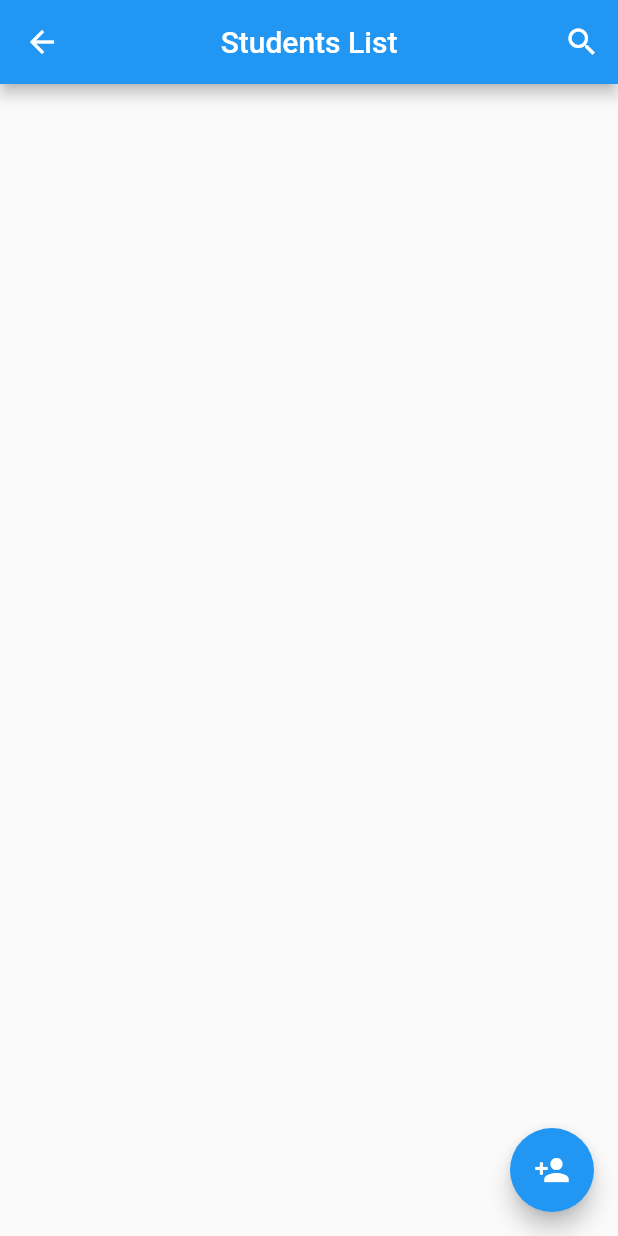
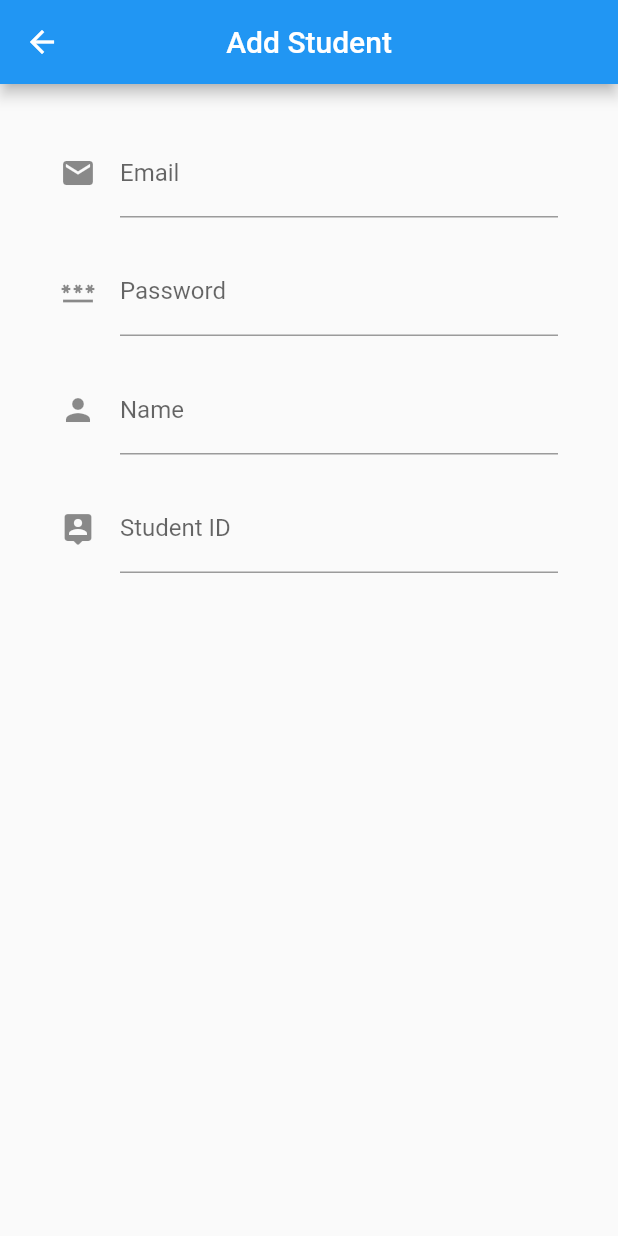
Before and after one commit to Elysu/Student-Attendance-System-With-WiFi-Detection, a Flutter app: the StudentList screen opened directly, after a tap on the "person add" icon, on a phone screen of 412 x 824 dp. Run offline on Flutter 3.47's test engine with Material 2 defaults, Android fonts, the phone set to English and light mode, and no system bars; our stand-ins replace cloud_firestore, firebase_auth, firebase_core, flutter_spinkit; accounts and stored records are empty.

Commit message:
created add_student.dart and some fields inside it

```diff
--- /dev/null
+++ b/lib/screens/students/add_student.dart
@@ -0,0 +1,96 @@
+import 'package:flutter/material.dart';
+import 'package:student_attendance_fyp/shared/constants.dart';
+
+class AddStudent extends StatefulWidget {
+  const AddStudent({ Key? key }) : super(key: key);
+
+  @override
+  _AddStudentState createState() => _AddStudentState();
+}
+
+class _AddStudentState extends State<AddStudent> {
+  // text field state
+  String email = '';
+  String password = '';
+  String name = '';
+  String id = '';
+  String error = '';
+
+  @override
+  Widget build(BuildContext context) {
+    return Scaffold(
+      appBar: AppBar(
+        title: const Text("Add Student"),
+        centerTitle: true,
+      ),
+      body: Container(
+        padding: const EdgeInsets.symmetric(horizontal: 40, vertical: 10),
+        child: Form(
+          child: Column(
+            crossAxisAlignment: CrossAxisAlignment.start,
+            children: <Widget>[
+              // email field
+              const SizedBox(height: 20),
+              TextFormField(
+                decoration: const InputDecoration(
+                  hintText: 'example@e.newera.edu.my',
+                  icon: Icon(Icons.email),
+                  labelText: "Email"
+                ),
+                // if isValid then value is null
+                validator: (value) => value!.isEmpty ? "Enter an email." : null,
+                onChanged: (value) {
+                  setState(() => email = value);
+                },
+              ),
+
+              // password field
+              const SizedBox(height: 20),
+              TextFormField(
+                decoration: const InputDecoration(
+                  icon: Icon(Icons.password),
+                  labelText: "Password"
+                ),
+                obscureText: true,
+                // if isValid then value is null
+                validator: (value) => value!.length < 12 ? "Password cannot be shorter than 12 characters." : null,
+                onChanged: (value) {
+                  setState(() => password = value);
+                },
+              ),
+
+              // name field
+              const SizedBox(height: 20),
+              TextFormField(
+                decoration: const InputDecoration(
+                  icon: Icon(Icons.person),
+                  labelText: "Name"
+                ),
+                // if isValid then value is null
+                validator: (value) => value!.isEmpty ? "Enter a name." : null,
+                onChanged: (value) {
+                  setState(() => password = value);
+                },
+              ),
+
+              // Student ID field
+              const SizedBox(height: 20),
+              TextFormField(
+                decoration: const InputDecoration(
+                  hintText: 'S12345',
+                  icon: Icon(Icons.person_pin_rounded),
+                  labelText: "Student ID"
+                ),
+                // if isValid then value is null
+                validator: (value) => value!.isEmpty ? "Enter a student ID." : null,
+                onChanged: (value) {
+                  setState(() => password = value);
+                },
+              ),
+            ],
+          ),
+        ),
+      ),
+    );
+  }
+}
--- a/lib/screens/students/student_list.dart
+++ b/lib/screens/students/student_list.dart
@@ -1,5 +1,6 @@
 import 'package:cloud_firestore/cloud_firestore.dart';
 import 'package:flutter/material.dart';
+import 'package:student_attendance_fyp/screens/students/add_student.dart';
 import 'package:student_attendance_fyp/services/database.dart';
 
 class StudentList extends StatefulWidget {
@@ -108,7 +109,11 @@ class _StudentListState extends State<StudentList> {
           ),
         ],
       ),
-      body: ListView.separated(
+      body: GestureDetector(
+        onTap: () {
+
+        },
+        child: ListView.separated(
           itemCount: _resultsList.length,
           itemBuilder: (BuildContext context, int index) {
             return ListTile(
@@ -123,32 +128,16 @@ class _StudentListState extends State<StudentList> {
             );
           },
         ),
+      ),
       floatingActionButton: FloatingActionButton(
-        onPressed: () {},
+        onPressed: () {
+          Navigator.push(
+            context,
+            MaterialPageRoute(builder: (context) => const AddStudent())
+          );
+        },
         child: const Icon(Icons.person_add),
       ),
-      // StreamBuilder<QuerySnapshot>(
-      //   stream: dbService.getStudents(),
-      //   builder: (context, snapshot) {
-      //     if (!snapshot.hasData) return const Text("Loading...");
-      //     return ListView.separated(
-      //       itemCount: snapshot.data!.docs.length,
-      //       itemBuilder: (BuildContext context, int index) {
-      //         DocumentSnapshot ds = snapshot.data!.docs[index];
-      //         return ListTile(
-      //           title: Text(ds['name']),
-      //           subtitle: Text("Student ID: ${ds['id']}"),
-      //         );
-      //       },
-      //       separatorBuilder: (context, index) {
-      //         return const Divider(
-      //           height: 0,
-      //           color: Colors.black38,
-      //         );
-      //       },
-      //     );
-      //   },
-      // ),
       resizeToAvoidBottomInset: false
     );
   }
--- a/lib/screens/subjects/selected_subjects.dart
+++ b/lib/screens/subjects/selected_subjects.dart
@@ -13,7 +13,6 @@ class SelectedSubjects extends StatefulWidget {
 class _SelectedSubjectsState extends State<SelectedSubjects> {
   DatabaseService dbService = DatabaseService();
   TextEditingController _searchController = TextEditingController();
-  String _searchText = "";
   Icon _searchIcon = const Icon(Icons.search);
   Widget _appBarTitle = const Text( 'Class Subjects' );
 
--- a/lib/shared/constants.dart
+++ b/lib/shared/constants.dart
@@ -4,7 +4,7 @@ const textInputDecoration = InputDecoration(
   fillColor: Colors.white,
   filled: true,
   enabledBorder: OutlineInputBorder(
-    borderSide: BorderSide(color: Colors.white, width: 2.0),
+    borderSide: BorderSide(color: Colors.grey, width: 2.0),
   ),
   focusedBorder: OutlineInputBorder(
     borderSide: BorderSide(color: Colors.blue, width: 2.0),
```
Lines whose indentation alone changed are shown as unchanged.
